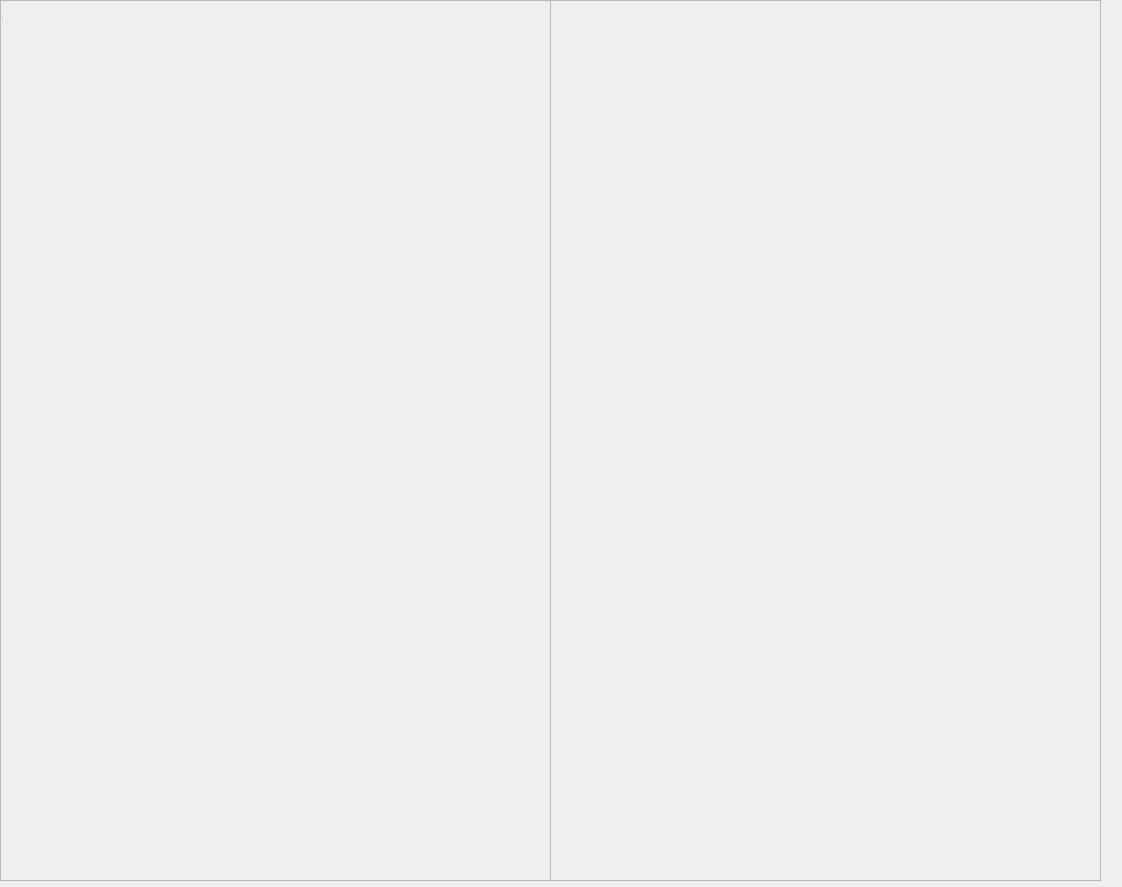
The window that src/mainUI.ui (SandraMaldonado10/RobAvanzadaG3) describes before a commit, drawn with Qt 5.
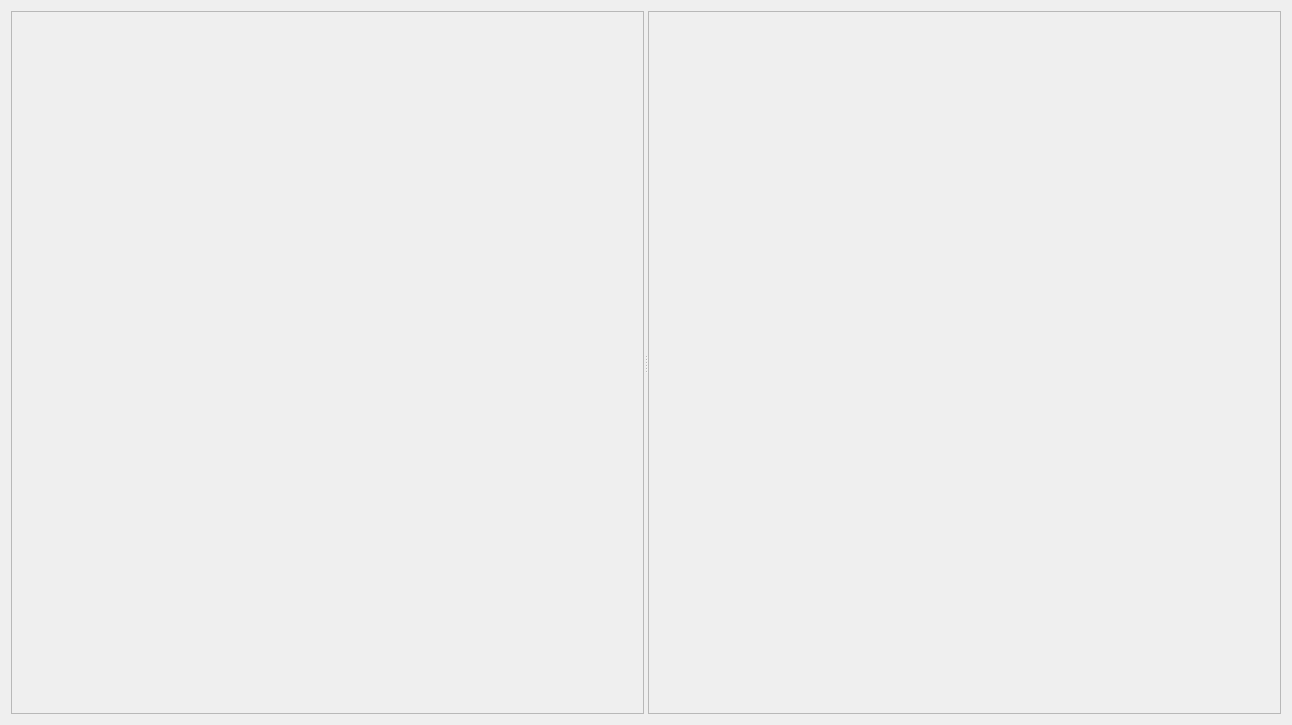
The same window after the commit.

Commit message: Nuevo codigo dibuja el mapa en el frame de la derecha

```diff
--- a/src/mainUI.ui
+++ b/src/mainUI.ui
@@ -6,31 +6,20 @@
    <rect>
     <x>0</x>
     <y>0</y>
-    <width>1122</width>
-    <height>887</height>
+    <width>1292</width>
+    <height>725</height>
    </rect>
   </property>
   <property name="windowTitle">
    <string>mapa</string>
   </property>
-  <widget class="QWidget" name="centralwidget" native="true">
-   <property name="geometry">
-    <rect>
-     <x>0</x>
-     <y>0</y>
-     <width>1101</width>
-     <height>881</height>
-    </rect>
+  <layout class="QVBoxLayout" name="verticalLayout">
+   <item>
+    <widget class="QSplitter" name="splitter">
+     <property name="orientation">
+      <enum>Qt::Horizontal</enum>
    </property>
    <widget class="QFrame" name="viewer_lidar">
-    <property name="geometry">
-     <rect>
-      <x>0</x>
-      <y>0</y>
-      <width>551</width>
-      <height>881</height>
-     </rect>
-    </property>
     <property name="frameShape">
      <enum>QFrame::StyledPanel</enum>
     </property>
@@ -39,14 +28,6 @@
     </property>
    </widget>
    <widget class="QFrame" name="viewer_room">
-    <property name="geometry">
-     <rect>
-      <x>550</x>
-      <y>0</y>
-      <width>551</width>
-      <height>881</height>
-     </rect>
-    </property>
     <property name="frameShape">
      <enum>QFrame::StyledPanel</enum>
     </property>
@@ -55,16 +36,8 @@
     </property>
    </widget>
   </widget>
-  <widget class="QStatusBar" name="statusbar">
-   <property name="geometry">
-    <rect>
-     <x>0</x>
-     <y>0</y>
-     <width>3</width>
-     <height>23</height>
-    </rect>
-   </property>
-  </widget>
+   </item>
+  </layout>
  </widget>
  <resources/>
  <connections/>
```
Lines whose indentation alone changed are shown as unchanged. The commit also changes 1 other file.
